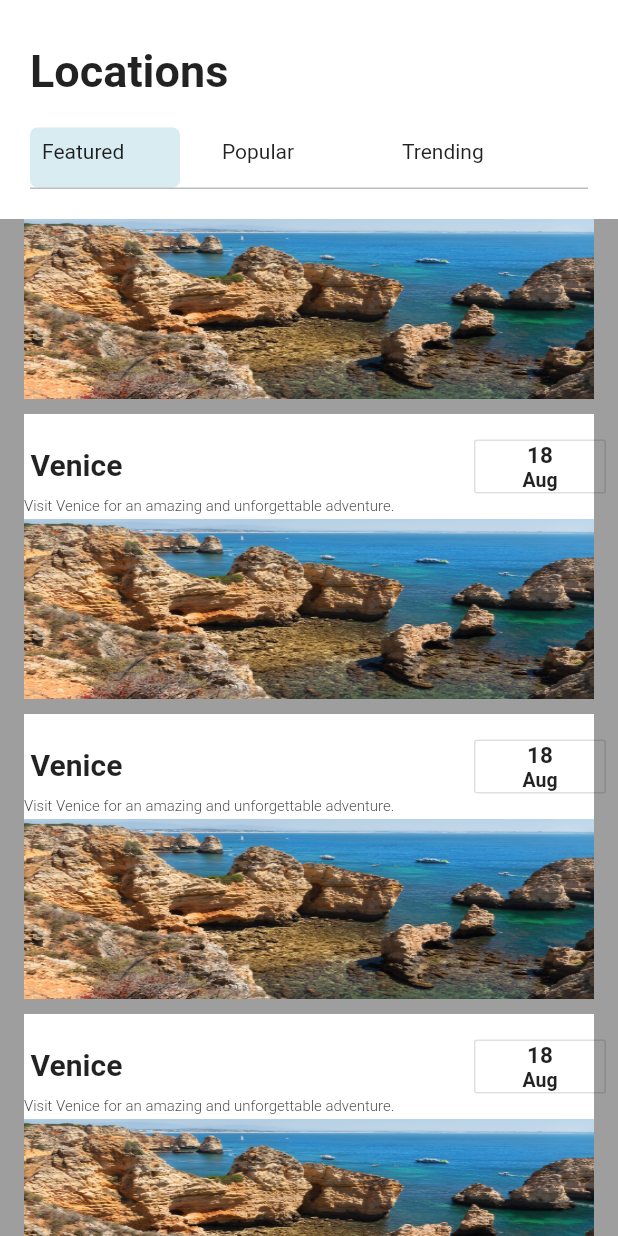
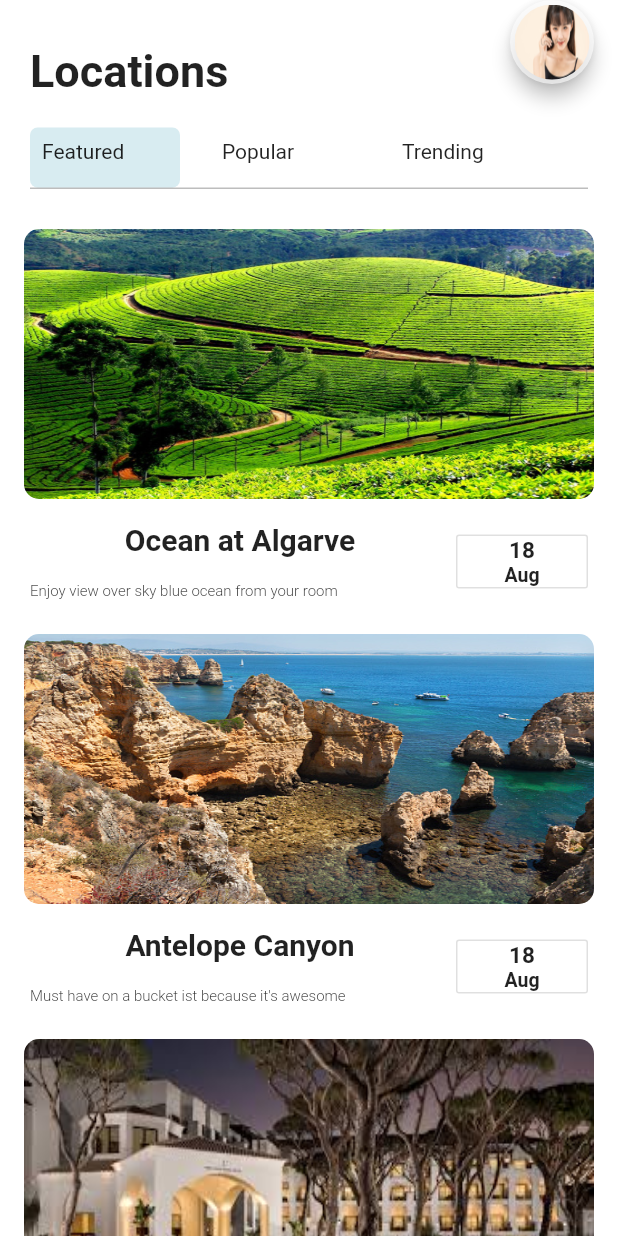
Before and after one commit to cyberpunk-prog/travelingApp, a Flutter app: the screen it shows after launch, on a phone screen of 412 x 824 dp. Run offline on Flutter 3.47's test engine with Material 2 defaults, Android fonts, the phone set to English and light mode, and no system bars.

Commit message:
similar ui

```diff
--- a/lib/features/items.dart
+++ b/lib/features/items.dart
@@ -16,33 +16,28 @@ class Destination {
 
 List<Destination> destinations = [
   Destination(
-      imageUrl: 'assets/images/venice.jpg',
-      name: 'Venice',
-      description: 'Visit Venice for an amazing and unforgettable adventure.',
+      name: 'Ocean at Algarve',
+      description: 'Enjoy view over sky blue ocean from your room',
       date: '18',
       month: 'Aug'),
   Destination(
-      imageUrl: 'assets/images/venice.jpg',
-      name: 'Venice',
-      description: 'Visit Venice for an amazing and unforgettable adventure.',
+      name: 'Antelope Canyon',
+      description: 'Must have on a bucket ist because it\'s awesome',
       date: '18',
       month: 'Aug'),
   Destination(
-      imageUrl: 'assets/images/venice.jpg',
       name: 'Venice',
       description: 'Visit Venice for an amazing and unforgettable adventure.',
-      date: '18',
+      date: '23',
       month: 'Aug'),
   Destination(
-      imageUrl: 'assets/images/venice.jpg',
       name: 'Venice',
       description: 'Visit Venice for an amazing and unforgettable adventure.',
-      date: '18',
-      month: 'Aug'),
+      date: '08',
+      month: 'Jul'),
   Destination(
-      imageUrl: 'assets/images/venice.jpg',
-      name: 'Venice',
-      description: 'Visit Venice for an amazing and unforgettable adventure.',
-      date: '18',
-      month: 'Aug'),
+      name: 'Ocean View',
+      description: 'Visit unforgettable adventure.',
+      date: '23',
+      month: 'Oct'),
 ];
--- a/lib/pages/homepage.dart
+++ b/lib/pages/homepage.dart
@@ -51,6 +51,7 @@ class _HomeScreenState extends State<HomeScreen> {
               ),
             ),
             SizedBox(height: 20.0),
+            //Tab for navigation between screen
             Row(
               mainAxisAlignment: MainAxisAlignment.start,
               children: [
@@ -60,9 +61,9 @@ class _HomeScreenState extends State<HomeScreen> {
                 _buildOption(1),
                 SizedBox(width: 20.0),
                 _buildOption(2),
-                //SizedBox(width: 120.0),
               ],
             ),
+            //below margin line
             Padding(
               padding: const EdgeInsets.only(left: 20.0, right: 20.0),
               child: Container(
@@ -71,29 +72,51 @@ class _HomeScreenState extends State<HomeScreen> {
               ),
             ),
             SizedBox(height: 20.0),
+            //cards of location and details
             Container(
-              color: Colors.blue,
+              color: Colors.white,
               height: 800,
               child: ListView.builder(
                 itemCount: destinations.length,
                 itemBuilder: (BuildContext context, int index) {
+                  //each card setup
+                  var checkbox = false;
                   return Container(
-                      height: 200,
-                      color: Colors.grey,
+                    height: 270,
+                    color: Colors.white,
                     child: Column(
-                        mainAxisAlignment: MainAxisAlignment.spaceBetween,
+                      mainAxisAlignment: MainAxisAlignment.spaceEvenly,
                       children: [
-                          Container(
-                            height: 120.0,
+                        Stack(children: <Widget>[
+                          Center(
+                            child: Container(
+                              height: 180.0,
                               width: 380.0,
                               decoration: BoxDecoration(
                                 image: DecorationImage(
-                                image: AssetImage('lib/assets/images/1.jpg'),
+                                  image: AssetImage(
+                                      'lib/assets/images/$index.jpg'),
                                   fit: BoxFit.fill,
                                 ),
-                              shape: BoxShape.rectangle,
+                                borderRadius: BorderRadius.circular(10.0),
                               ),
                             ),
+                          ),
+                          Padding(
+                            padding: const EdgeInsets.only(left: 700),
+                            child: Checkbox(
+                                //activeColor: Colors.red,
+                                hoverColor: Colors.white,
+                                value: checkbox,
+                                onChanged: (value) {
+                                  setState(() {
+                                    checkbox = true;
+                                  });
+                                }),
+                          ),
+                        ]),
+                        //Each card image file
+                        //Description of the card location
                         Container(
                           height: 70,
                           width: 380,
@@ -107,22 +130,25 @@ class _HomeScreenState extends State<HomeScreen> {
                                 children: [
                                   Padding(
                                     padding: const EdgeInsets.only(
-                                          top: 20.0, right: 230.0, bottom: 8),
+                                        top: 0, bottom: 8),
                                     child: Text(
                                       destinations[index].name,
+                                      textAlign: TextAlign.left,
                                       style: TextStyle(
                                           fontSize: 20.0,
                                           fontWeight: FontWeight.bold),
                                     ),
                                   ),
                                   SizedBox(
-                                        width: 300,
+                                    width: 280,
                                     child: Text(
                                       destinations[index].description,
                                       style: TextStyle(
                                           fontSize: 10.0,
                                           fontWeight: FontWeight.w300),
-                                        )),
+                                      textAlign: TextAlign.left,
+                                    ),
+                                  ),
                                 ],
                               ),
                               OutlineButton(
@@ -153,13 +179,38 @@ class _HomeScreenState extends State<HomeScreen> {
                           ),
                         ),
                       ],
-                      ));
+                    ),
+                  );
                 },
               ),
-            )
+            ),
           ],
         ),
       ),
+      floatingActionButton: FloatingActionButton(
+        onPressed: () {},
+        child: Container(
+          height: 50,
+          width: 50,
+          decoration: BoxDecoration(
+            image: DecorationImage(
+              image: AssetImage('lib/assets/images/5.jpg'),
+              fit: BoxFit.fill,
+            ),
+            shape: BoxShape.circle,
+          ),
+        ),
+        // child: Icon(
+        //   Icons.person,
+        //   color: Colors.white,
+        //   size: 29,
+        // ),
+        backgroundColor: Colors.white60,
+        tooltip: 'Profile',
+        elevation: 5,
+        splashColor: Colors.grey,
+      ),
+      floatingActionButtonLocation: FloatingActionButtonLocation.endTop,
     );
   }
 }
```
Also changed, not shown: lib/assets/images/0.jpg (added), lib/assets/images/4.jpg (added), lib/assets/images/5.jpg (added). Lines whose indentation alone changed are shown as unchanged.
